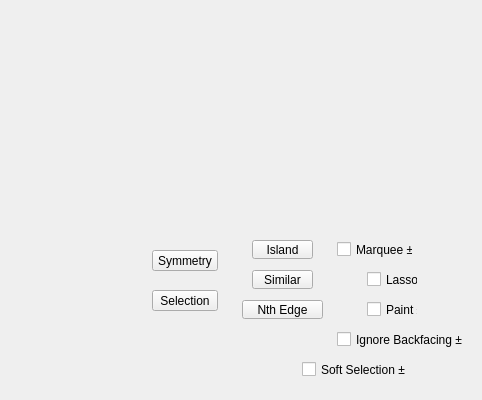
Above: tentacle/ui/selection#submenu.ui from m3trik/tentacle before the change; both pictures show x 118 to 600 and y 0 to 400 of the 600 by 600 pixel window. Below: the same form after it.
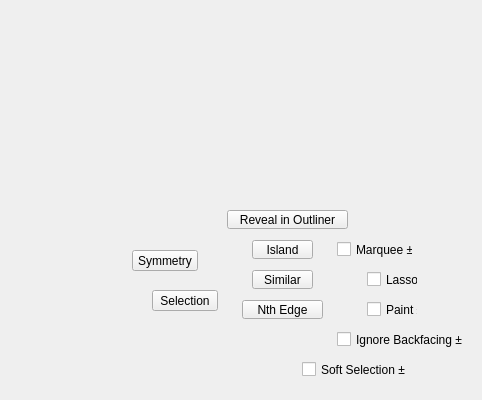
That is the form after the change. Custom widgets are drawn as their Qt base class.

Diff of the .ui file:
```diff
--- a/tentacle/ui/selection#submenu.ui
+++ b/tentacle/ui/selection#submenu.ui
@@ -87,7 +87,7 @@
    <widget class="QPushButton" name="i021">
     <property name="geometry">
      <rect>
-      <x>270</x>
+      <x>250</x>
       <y>250</y>
       <width>66</width>
       <height>21</height>
@@ -375,6 +375,37 @@
      <bool>true</bool>
     </property>
    </widget>
+   <widget class="PushButton" name="b000">
+    <property name="enabled">
+     <bool>true</bool>
+    </property>
+    <property name="geometry">
+     <rect>
+      <x>345</x>
+      <y>210</y>
+      <width>121</width>
+      <height>19</height>
+     </rect>
+    </property>
+    <property name="maximumSize">
+     <size>
+      <width>121</width>
+      <height>19</height>
+     </size>
+    </property>
+    <property name="toolTip">
+     <string>Expand the outliner to show the currently selected object(s).</string>
+    </property>
+    <property name="text">
+     <string>Reveal in Outliner</string>
+    </property>
+    <property name="iconSize">
+     <size>
+      <width>18</width>
+      <height>18</height>
+     </size>
+    </property>
+   </widget>
   </widget>
  </widget>
  <customwidgets>
```
